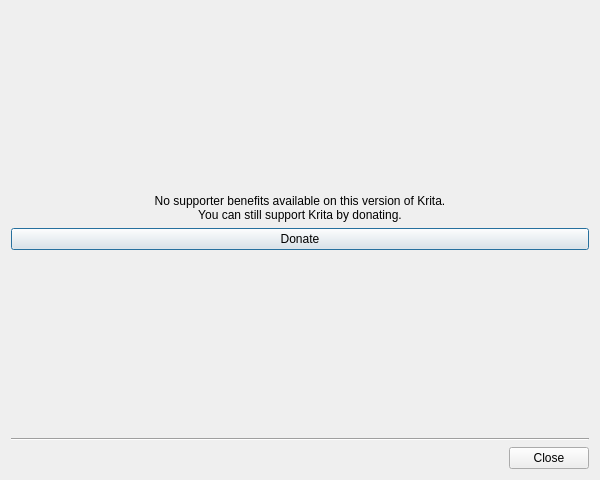
First picture: the form in libs/ui/dialogs/KisDonationManagementDialog.ui, repository DR-KD1997/IKriate, before the edit.
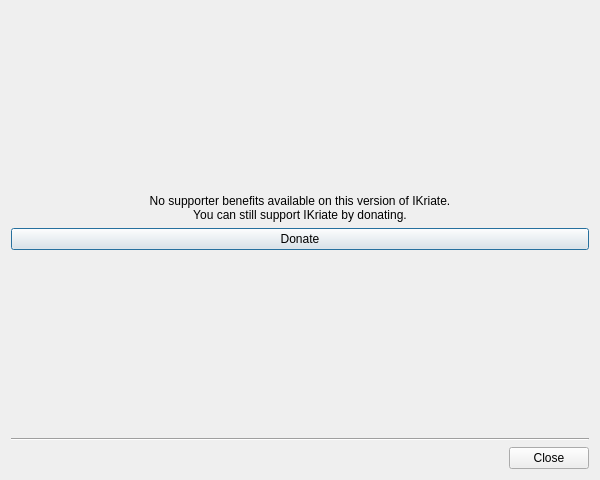
Second picture: the form after the edit.

```diff
--- a/libs/ui/dialogs/KisDonationManagementDialog.ui
+++ b/libs/ui/dialogs/KisDonationManagementDialog.ui
@@ -49,8 +49,8 @@
        <item>
         <widget class="QLabel" name="m_lblNoBenefits">
          <property name="text">
-          <string>No supporter benefits available on this version of Krita.
-You can still support Krita by donating.</string>
+          <string>No supporter benefits available on this version of IKriate.
+You can still support IKriate by donating.</string>
          </property>
          <property name="alignment">
           <set>Qt::AlignCenter</set>
```
